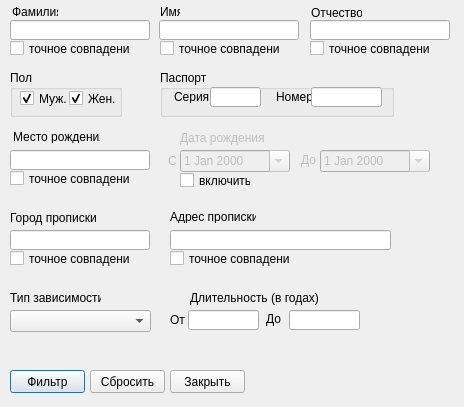
Before: the Qt Designer form filter_form.ui in moisizz/Rehab-Database-Client, drawn with Qt 5.
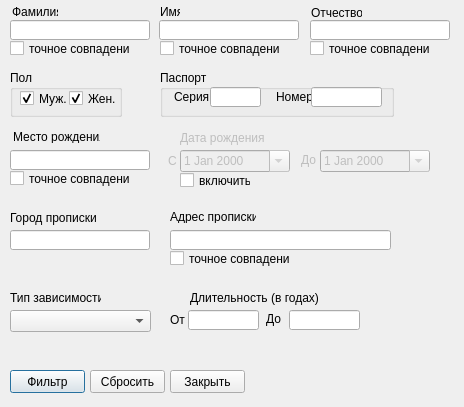
After: the same form once the commit is applied.

```diff
--- a/filter_form.ui
+++ b/filter_form.ui
@@ -386,19 +386,6 @@
     <string>точное совпадение</string>
    </property>
   </widget>
-  <widget class="QCheckBox" name="address_city_type">
-   <property name="geometry">
-    <rect>
-     <x>10</x>
-     <y>250</y>
-     <width>120</width>
-     <height>17</height>
-    </rect>
-   </property>
-   <property name="text">
-    <string>точное совпадение</string>
-   </property>
-  </widget>
   <widget class="QCheckBox" name="address_type">
    <property name="geometry">
     <rect>
```
Left out of the diff: 1 changed line with no effect on the pictures.
